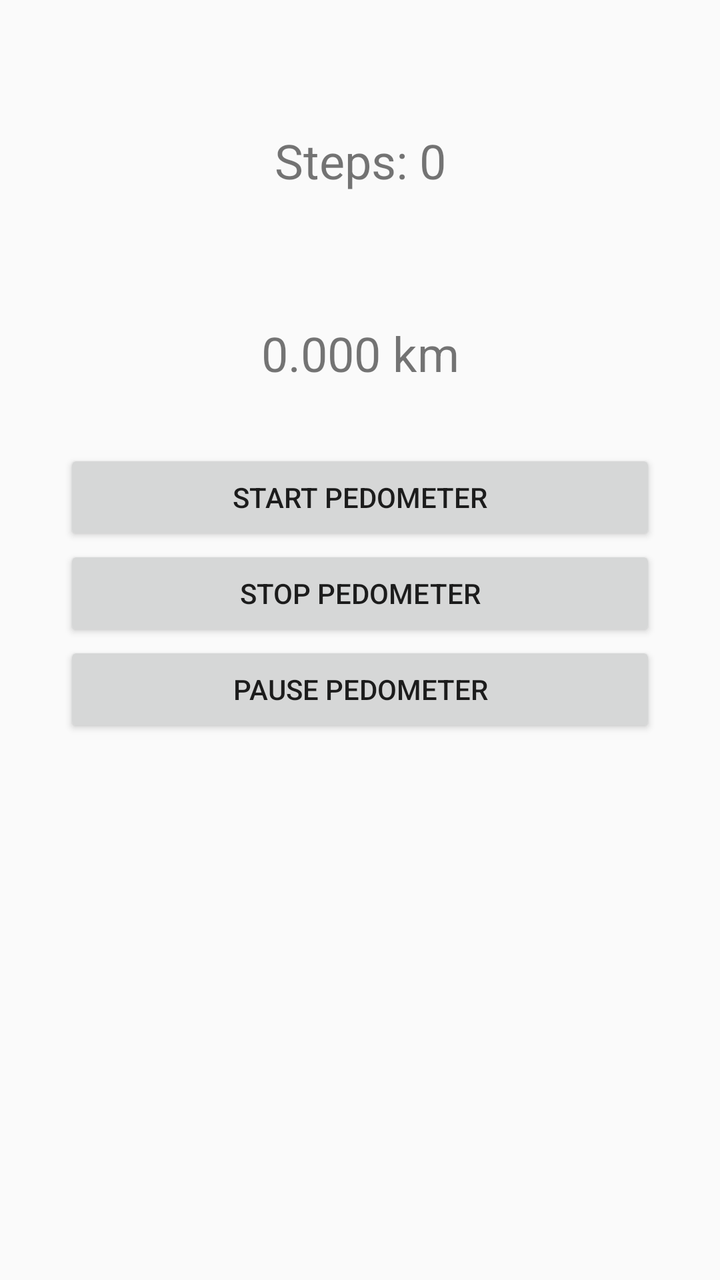
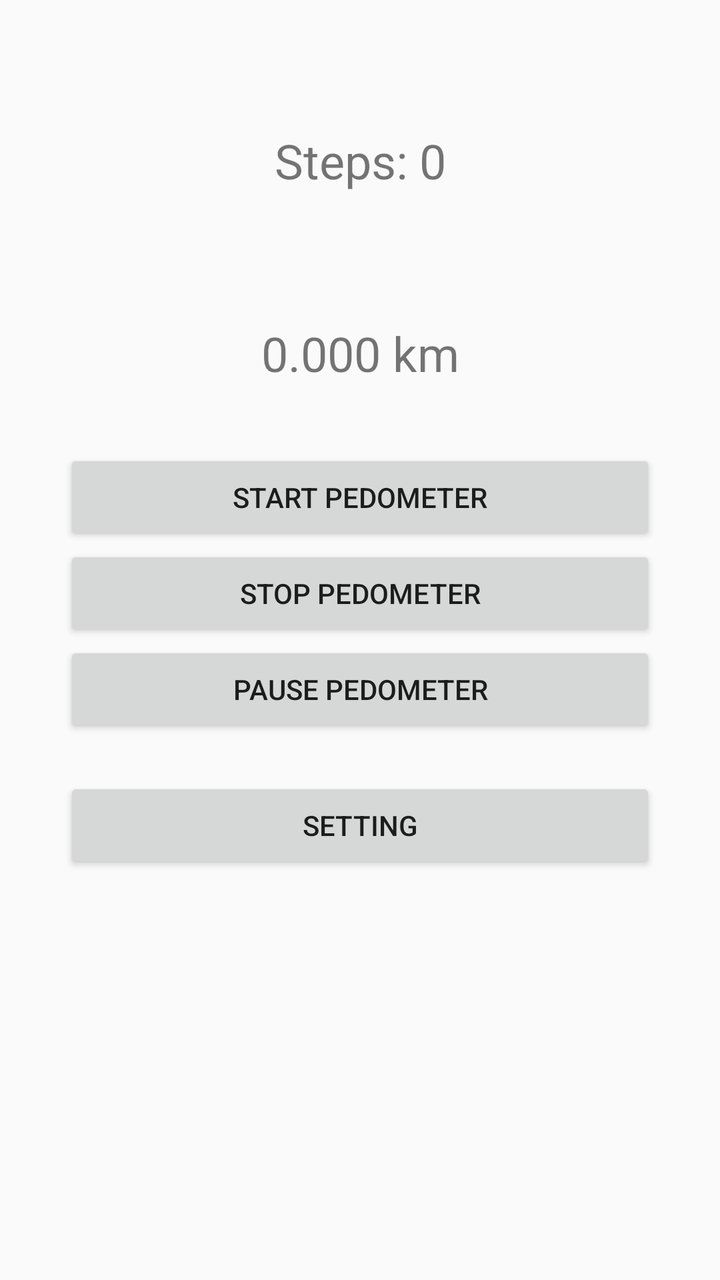

Before-and-after screenshots of an Android layout around one commit, followed by the original layout XML and the change that was made.
<!-- AndroidManifest.xml: application theme AppTheme -->
<!-- res/layout/activity_main.xml -->
<?xml version="1.0" encoding="utf-8"?>
<LinearLayout xmlns:android="http://schemas.android.com/apk/res/android"
    android:orientation="vertical"
    android:padding="32dp"
    android:layout_width="match_parent"
    android:layout_height="match_parent">



    <TextView
        android:id="@+id/tv_steps"
        android:layout_width="match_parent"
        android:layout_height="wrap_content"
        android:gravity="center"
        android:text="@string/steps_0"
        android:padding="32dp"
        android:textSize="24sp"
        />

    <TextView
        android:id="@+id/tv_km"
        android:layout_width="match_parent"
        android:layout_height="wrap_content"
        android:gravity="center"
        android:text="@string/km_0"
        android:padding="32dp"
        android:textSize="24sp"
        />


    <Button
        android:id="@+id/btn_start"
        android:layout_width="match_parent"
        android:layout_height="wrap_content"
        android:text="@string/start"
        />

    <Button
        android:id="@+id/btn_stop"
        android:layout_width="match_parent"
        android:layout_height="wrap_content"
        android:text="@string/stop"
        />


    <Button
        android:id="@+id/btn_pause"
        android:layout_width="match_parent"
        android:layout_height="wrap_content"
        android:text="@string/pause"
        />

</LinearLayout>
<!-- resources referenced by this layout -->
<resources>
  <string name="km_0">0.000 km</string>
  <string name="pause">PAUSE PEDOMETER</string>
  <string name="start">START PEDOMETER</string>
  <string name="steps_0">Steps: 0</string>
  <string name="stop">STOP PEDOMETER</string>
  <style name="AppTheme" parent="Theme.AppCompat.Light.DarkActionBar">
          
          <item name="colorPrimary">@color/colorPrimary</item>
          <item name="colorPrimaryDark">@color/colorPrimaryDark</item>
          <item name="colorAccent">@color/colorAccent</item>
      </style>
  <color name="colorPrimary">#3F51B5</color>
  <color name="colorPrimaryDark">#303F9F</color>
  <color name="colorAccent">#FF4081</color>
</resources>

<!-- the commit's change to res/layout/activity_main.xml (unified diff, before → after) -->
@@ -50,4 +50,13 @@
         android:text="@string/pause"
         />
 
+    <Button
+        android:layout_marginTop="20dp"
+        android:id="@+id/btn_setting"
+        android:layout_width="match_parent"
+        android:layout_height="wrap_content"
+        android:text="@string/setting"
+        />
+
+
 </LinearLayout>
<!-- resource entries referenced after the edit -->
@@ -2,6 +2,7 @@
 <resources>
   <string name="km_0">0.000 km</string>
   <string name="pause">PAUSE PEDOMETER</string>
+  <string name="setting">Setting</string>
   <string name="start">START PEDOMETER</string>
   <string name="steps_0">Steps: 0</string>
   <string name="stop">STOP PEDOMETER</string>
